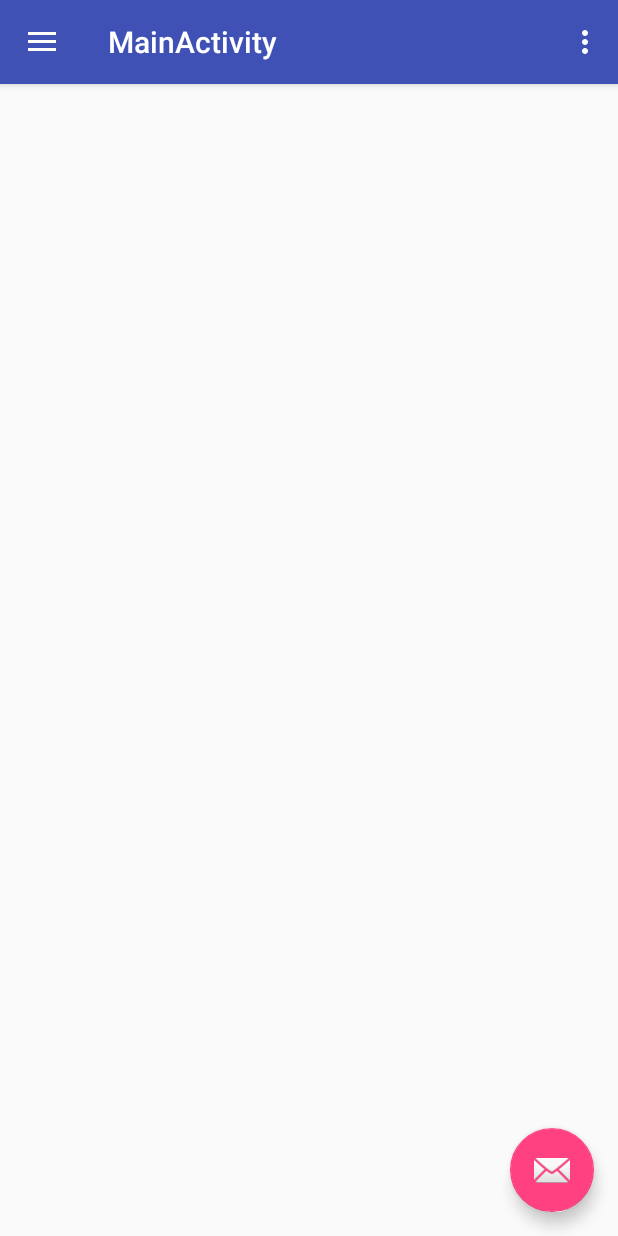
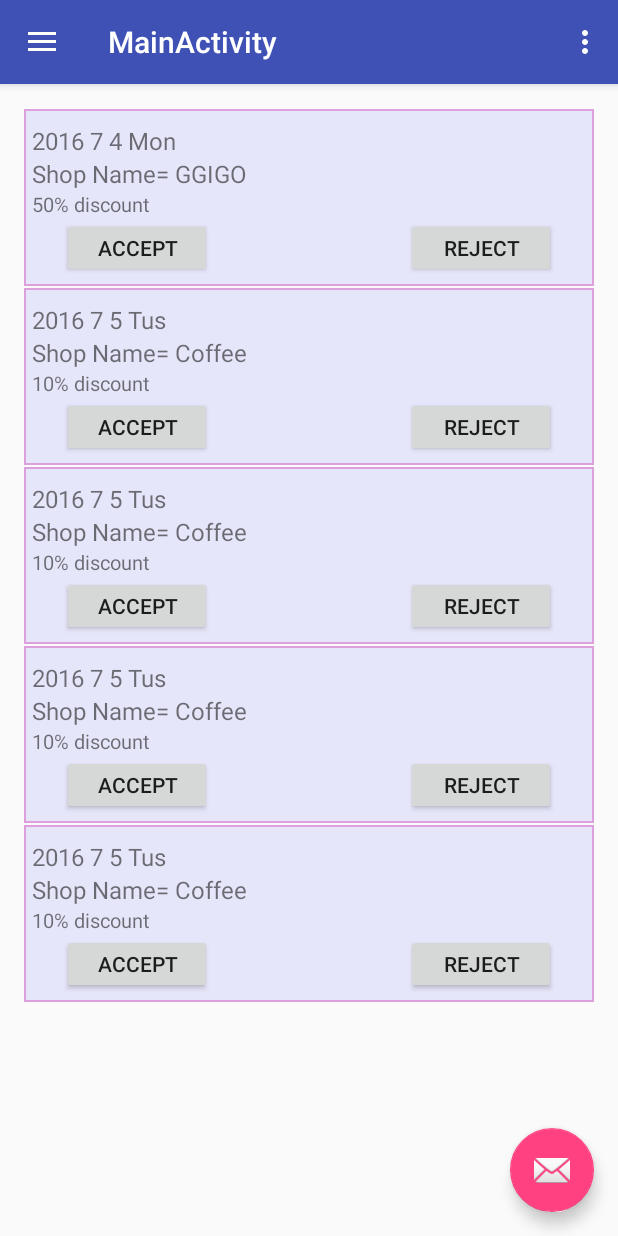
Before and after one commit to CoilProject/CoilAdmin, an Android app: the MainActivity screen opened directly, with no data from a screen before it, on a phone screen of 412 x 824 dp. Run offline under Robolectric (Android 15) with nearby library versions, the phone set to English and light mode, and no system bars; network calls fail.

Commit message:
RequestInfo 추가

```diff
--- a/app/build.gradle
+++ b/app/build.gradle
@@ -28,7 +28,10 @@ dependencies {
     testCompile 'junit:junit:4.12'
     compile 'com.android.support:appcompat-v7:23.4.0'
     compile 'com.android.support:design:23.4.0'
+
     compile 'com.mcxiaoke.volley:library:1.0.18'
+    compile 'com.google.android.gms:play-services-gcm:8.3.0'
 
-    compile 'com.google.android.gms:play-services-gcm:8.3.0'
+    compile 'com.android.support:recyclerview-v7:23.3.0'
+
 }
--- a/app/src/main/java/com/gittest/cksrb/coiladmin/MainActivity.java
+++ b/app/src/main/java/com/gittest/cksrb/coiladmin/MainActivity.java
@@ -3,6 +3,9 @@ package com.gittest.cksrb.coiladmin;
 import android.os.Bundle;
 import android.support.design.widget.FloatingActionButton;
 import android.support.design.widget.Snackbar;
+import android.support.v7.widget.DefaultItemAnimator;
+import android.support.v7.widget.LinearLayoutManager;
+import android.support.v7.widget.RecyclerView;
 import android.view.View;
 import android.support.design.widget.NavigationView;
 import android.support.v4.view.GravityCompat;
@@ -13,8 +16,21 @@ import android.support.v7.widget.Toolbar;
 import android.view.Menu;
 import android.view.MenuItem;
 
+import com.gittest.cksrb.coiladmin.model.RequestInfo;
+import com.gittest.cksrb.coiladmin.util.RequestAdapter;
+
+import org.json.JSONException;
+import org.json.JSONObject;
+
+import java.util.ArrayList;
+import java.util.List;
+
 public class MainActivity extends AppCompatActivity
         implements NavigationView.OnNavigationItemSelectedListener {
+
+    private List<RequestInfo> requestInfoList = new ArrayList<>();
+    private RecyclerView recyclerView;
+    private RequestAdapter mAdapter;
 
     @Override
     protected void onCreate(Bundle savedInstanceState) {
@@ -40,8 +56,74 @@ public class MainActivity extends AppCompatActivity
 
         NavigationView navigationView = (NavigationView) findViewById(R.id.nav_view);
         navigationView.setNavigationItemSelectedListener(this);
+
+        recyclerView = (RecyclerView) findViewById(R.id.recycler_view);
+
+        mAdapter = new RequestAdapter(requestInfoList);
+        RecyclerView.LayoutManager mLayoutManager = new LinearLayoutManager(getApplicationContext());
+        recyclerView.setLayoutManager(mLayoutManager);
+        recyclerView.setItemAnimator(new DefaultItemAnimator());
+        recyclerView.setAdapter(mAdapter);
+
+        try {
+            prepareRequestData();
+        } catch (JSONException e) {
+            e.printStackTrace();
+        }
+
     }
 
+    private void  prepareRequestData() throws JSONException{
+        JSONObject obj1 = new JSONObject();
+
+        obj1.put("store_id",123);
+        obj1.put("store_name","GGIGO");
+        obj1.put("created","2016 7 4 Mon");
+        obj1.put("content","50% discount");
+
+        JSONObject obj2 = new JSONObject();
+
+        obj2.put("store_id",456);
+        obj2.put("store_name","Coffee");
+        obj2.put("created","2016 7 5 Tus");
+        obj2.put("content","10% discount");
+
+        JSONObject obj3 = new JSONObject();
+
+        obj3.put("store_id",456);
+        obj3.put("store_name","Coffee");
+        obj3.put("created","2016 7 5 Tus");
+        obj3.put("content","10% discount");
+
+        JSONObject obj4 = new JSONObject();
+
+        obj4.put("store_id",456);
+        obj4.put("store_name","Coffee");
+        obj4.put("created","2016 7 5 Tus");
+        obj4.put("content","10% discount");
+
+        JSONObject obj5 = new JSONObject();
+
+        obj5.put("store_id",456);
+        obj5.put("store_name","Coffee");
+        obj5.put("created","2016 7 5 Tus");
+        obj5.put("content","10% discount");
+
+        RequestInfo requestInfo = new RequestInfo(obj1);
+        requestInfoList.add(requestInfo);
+
+        requestInfo = new RequestInfo(obj2);
+        requestInfoList.add(requestInfo);
+
+        requestInfo = new RequestInfo(obj3);
+        requestInfoList.add(requestInfo);
+
+        requestInfo = new RequestInfo(obj4);
+        requestInfoList.add(requestInfo);
+
+        requestInfo = new RequestInfo(obj5);
+        requestInfoList.add(requestInfo);
+    }
     @Override
     public void onBackPressed() {
         DrawerLayout drawer = (DrawerLayout) findViewById(R.id.drawer_layout);
--- /dev/null
+++ b/app/src/main/java/com/gittest/cksrb/coiladmin/model/RequestInfo.java
@@ -0,0 +1,37 @@
+package com.gittest.cksrb.coiladmin.model;
+
+import org.json.JSONException;
+import org.json.JSONObject;
+
+/**
+ * Created by cksrb on 2016. 7. 4..
+ */
+public class RequestInfo {
+    private int storeId;    //may equals phone number
+    private String storeName;
+    private String created;
+    private String request;
+
+    public RequestInfo(JSONObject obj) throws JSONException {
+        this.storeId = obj.getInt("store_id");
+        this.storeName = obj.getString("store_name");
+        this.created = obj.getString("created");
+        this.request = obj.getString("content");
+    }
+
+    public int getStoreId(){return storeId;}
+
+    public void setStoreId(int storeId){this.storeId=storeId;}
+
+    public String getStoreName(){return storeName;}
+
+    public void setStoreName(String storeName){this.storeName=storeName;}
+
+    public String getCreated(){return created;}
+
+    public void setCreated(String created){this.created = created;}
+
+    public String getRequest(){return request;}
+
+    public void setRequest(String request){this.request = request;}
+}
--- /dev/null
+++ b/app/src/main/java/com/gittest/cksrb/coiladmin/util/RequestAdapter.java
@@ -0,0 +1,60 @@
+package com.gittest.cksrb.coiladmin.util;
+
+import android.annotation.TargetApi;
+import android.os.Build;
+import android.support.v7.widget.RecyclerView;
+import android.view.LayoutInflater;
+import android.view.View;
+import android.view.ViewGroup;
+import android.widget.TextView;
+
+import com.gittest.cksrb.coiladmin.R;
+import com.gittest.cksrb.coiladmin.model.RequestInfo;
+
+import java.util.List;
+
+/**
+ * Created by cksrb on 2016. 7. 4..
+ */
+public class RequestAdapter extends RecyclerView.Adapter<RequestAdapter.ViewHolder>{
+
+    private List<RequestInfo> items;
+
+    public class ViewHolder extends RecyclerView.ViewHolder {
+        public TextView storeName,created,request;
+
+        public ViewHolder(View view) {
+            super(view);
+            storeName = (TextView) view.findViewById(R.id.text_storeName);
+            created = (TextView) view.findViewById(R.id.text_created);
+            request = (TextView) view.findViewById(R.id.text_request);
+        }
+    }
+
+    public RequestAdapter(List<RequestInfo> items) {
+        this.items = items;
+    }
+
+    @Override
+    public ViewHolder onCreateViewHolder(ViewGroup parent, int viewType) {
+        View itemView = LayoutInflater.from(parent.getContext())
+                .inflate(R.layout.request_list, parent, false);
+
+        return new ViewHolder(itemView);
+    }
+
+    @TargetApi(Build.VERSION_CODES.JELLY_BEAN)
+    @Override
+    public void onBindViewHolder(ViewHolder holder, int position) {
+        RequestInfo requestInfo = items.get(position);
+        holder.storeName.setText(requestInfo.getStoreName());
+        holder.created.setText(requestInfo.getCreated());
+        holder.request.setText(requestInfo.getRequest());
+    }
+
+    @Override
+    public int getItemCount() {
+        return this.items.size();
+    }
+
+}
--- /dev/null
+++ b/app/src/main/res/drawable/border.xml
@@ -0,0 +1,8 @@
+<?xml version="1.0" encoding="utf-8"?>
+<shape xmlns:android="http://schemas.android.com/apk/res/android"
+    android:shape ="rectangle">
+    <stroke android:width="1.5dp"
+        android:color="#DDA0DD"/>
+
+    <solid android:color = "#E6E6FA"/>
+</shape>
--- a/app/src/main/res/layout/content_main.xml
+++ b/app/src/main/res/layout/content_main.xml
@@ -12,4 +12,12 @@
     tools:context="com.gittest.cksrb.coiladmin.MainActivity"
     tools:showIn="@layout/app_bar_main">
 
+    <android.support.v7.widget.RecyclerView
+        xmlns:android="http://schemas.android.com/apk/res/android"
+        xmlns:tools="http://schemas.android.com/tools"
+        android:id="@+id/recycler_view"
+        android:layout_width="match_parent"
+        android:layout_height="match_parent"
+        android:clipToPadding="false"/>
+
 </RelativeLayout>
--- /dev/null
+++ b/app/src/main/res/layout/request_list.xml
@@ -0,0 +1,68 @@
+<?xml version="1.0" encoding="utf-8"?>
+<RelativeLayout xmlns:android="http://schemas.android.com/apk/res/android"
+    android:orientation="vertical"
+    android:layout_width="match_parent"
+    android:layout_height="wrap_content"
+    android:paddingLeft="5dp"
+    android:paddingRight="5dp"
+    android:paddingTop="10dp"
+    android:paddingBottom="5dp"
+
+    android:layout_marginTop="0.1dp"
+    android:layout_marginBottom="0.1dp"
+    android:background="@drawable/border"
+    >
+
+
+
+    <TextView
+        android:id="@+id/text_created"
+        android:layout_width="match_parent"
+        android:layout_height="wrap_content"
+        android:text="Created"
+        android:textSize="16dp"/>
+
+    <TextView
+        android:id="@+id/textview"
+        android:layout_width="wrap_content"
+        android:layout_height="wrap_content"
+        android:layout_below="@id/text_created"
+        android:text="Shop Name= "
+        android:textSize="16dp"
+        />
+    <TextView
+        android:id="@+id/text_storeName"
+        android:layout_width="wrap_content"
+        android:layout_height="wrap_content"
+        android:layout_alignTop="@id/textview"
+        android:layout_toRightOf="@+id/textview"
+        android:text="GGIGO"
+        android:textSize="16dp"/>
+    <TextView
+        android:id="@+id/text_request"
+        android:layout_width="match_parent"
+        android:layout_height="wrap_content"
+        android:layout_below="@id/textview"
+        android:text="Now Discount 50%"
+        android:textSize="13dp" />
+
+    <Button
+        android:id="@+id/button_accept"
+        android:layout_width="100dp"
+        android:layout_height="40dp"
+        android:layout_marginLeft="20dp"
+        android:text="ACCEPT"
+        android:textAllCaps="false"
+        android:layout_below="@id/text_request"/>
+
+    <Button
+        android:id="@+id/button_reject"
+        android:layout_width="100dp"
+        android:layout_height="40dp"
+        android:layout_marginRight="20dp"
+        android:text="REJECT"
+        android:textAllCaps="false"
+        android:layout_alignTop="@+id/button_accept"
+        android:layout_alignParentRight="true"
+        />
+</RelativeLayout>
```
